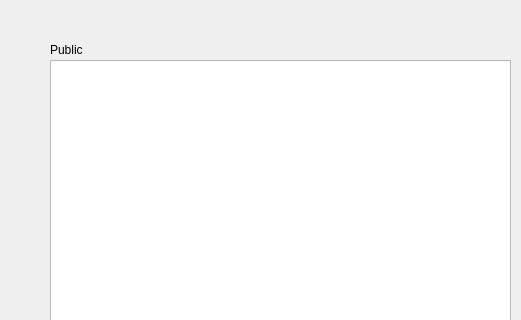
Old version of the form qt/Messy/frmroom.ui in the repository guttih/linux-udp; both pictures show x 0 to 521 and y 0 to 320 of the 521 by 472 pixel window.
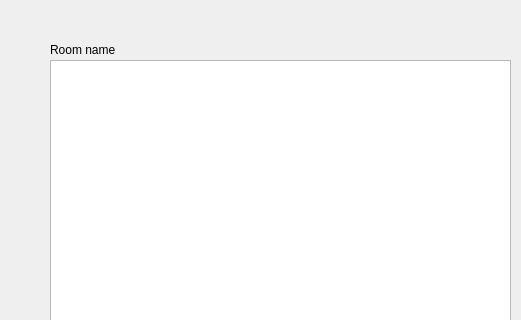
New version of the form.

The edit to the form file:
```diff
--- a/qt/Messy/frmroom.ui
+++ b/qt/Messy/frmroom.ui
@@ -43,7 +43,7 @@
     </rect>
    </property>
    <property name="text">
-    <string>Public</string>
+    <string>Room name</string>
    </property>
   </widget>
   <widget class="QLabel" name="label_2">
```
